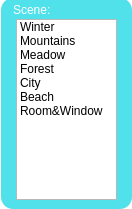
lznt/p2Scripts, file Scene.ui: the form before one commit.
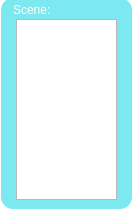
The form after the commit.

Patch:
```diff
--- a/Scene.ui
+++ b/Scene.ui
@@ -18,7 +18,7 @@
   </property>
   <property name="styleSheet">
    <string notr="true">QWidget#Scene{ background-color: transparent;}
-QFrame#frame { background-color: rgba(33, 217, 229, 200);
+QFrame#frame { background-color: rgba(33, 217, 229, 150);
  border-radius: 12px;}</string>
   </property>
   <widget class="QFrame" name="frame">
@@ -61,41 +61,6 @@
     <property name="mouseTracking">
      <bool>true</bool>
     </property>
-    <item>
-     <property name="text">
-      <string>Winter</string>
-     </property>
-    </item>
-    <item>
-     <property name="text">
-      <string>Mountains</string>
-     </property>
-    </item>
-    <item>
-     <property name="text">
-      <string>Meadow</string>
-     </property>
-    </item>
-    <item>
-     <property name="text">
-      <string>Forest</string>
-     </property>
-    </item>
-    <item>
-     <property name="text">
-      <string>City</string>
-     </property>
-    </item>
-    <item>
-     <property name="text">
-      <string>Beach</string>
-     </property>
-    </item>
-    <item>
-     <property name="text">
-      <string>Room&amp;Window</string>
-     </property>
-    </item>
    </widget>
   </widget>
  </widget>
```
